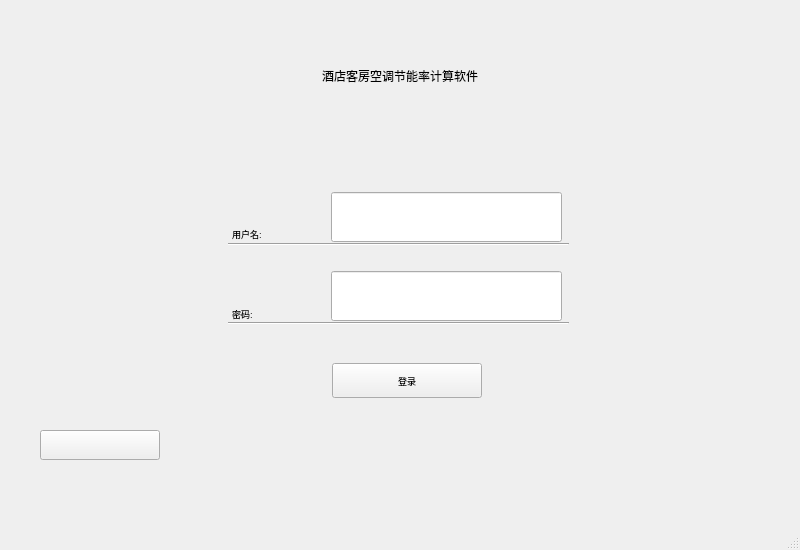
This is ui/loginwindow.ui in HiddenSnail/EnergyPlusProject as Qt 5 draws it before an edit. The edited form follows.
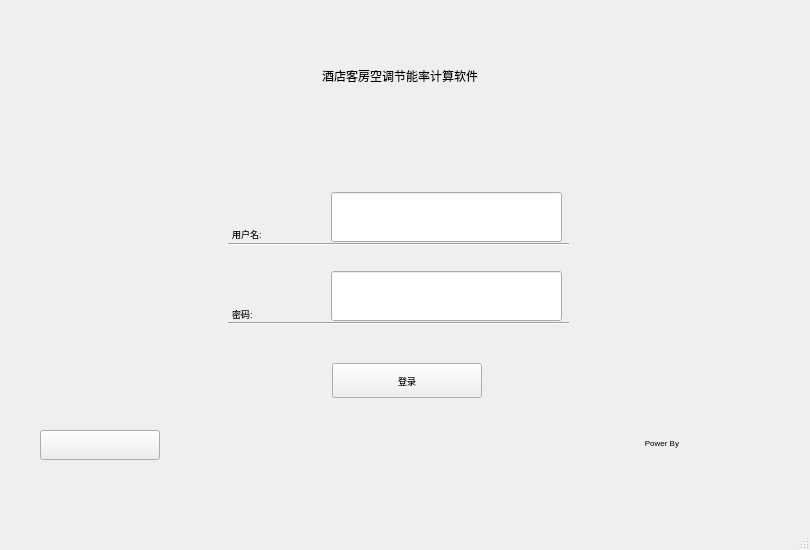
This is the edited form. Icons and pictures are not drawn.

Diff of the .ui file:
```diff
--- a/ui/loginwindow.ui
+++ b/ui/loginwindow.ui
@@ -6,19 +6,19 @@
    <rect>
     <x>0</x>
     <y>0</y>
-    <width>800</width>
+    <width>810</width>
     <height>550</height>
    </rect>
   </property>
   <property name="minimumSize">
    <size>
-    <width>800</width>
+    <width>810</width>
     <height>550</height>
    </size>
   </property>
   <property name="maximumSize">
    <size>
-    <width>800</width>
+    <width>810</width>
     <height>550</height>
    </size>
   </property>
@@ -200,6 +200,52 @@
      <string/>
     </property>
    </widget>
+   <widget class="QLabel" name="lab_plus">
+    <property name="geometry">
+     <rect>
+      <x>690</x>
+      <y>410</y>
+      <width>81</width>
+      <height>61</height>
+     </rect>
+    </property>
+    <property name="toolTip">
+     <string>&lt;html&gt;&lt;head/&gt;&lt;body&gt;&lt;p&gt;EnergyPlus是由美国能源部出资，由美国可再生能源能源实验室及多个能源部国家实验室，研究机构和公司共同开发的一款全楼宇用能模拟软件；可供使用者进行建筑能耗和用水模拟。&lt;/p&gt;&lt;/body&gt;&lt;/html&gt;</string>
+    </property>
+    <property name="whatsThis">
+     <string>EnergyPlus是由美国能源部出资，由美国可再生能源能源实验室及多个能源部国家实验室，研究机构和公司共同开发的一款全楼宇用能模拟软件；可供使用者进行建筑能耗和用水模拟。</string>
+    </property>
+    <property name="text">
+     <string/>
+    </property>
+    <property name="pixmap">
+     <pixmap resource="../res.qrc">:/res/icons/ep.png</pixmap>
+    </property>
+    <property name="scaledContents">
+     <bool>true</bool>
+    </property>
+   </widget>
+   <widget class="QLabel" name="lab_pb">
+    <property name="geometry">
+     <rect>
+      <x>598</x>
+      <y>422</y>
+      <width>81</width>
+      <height>41</height>
+     </rect>
+    </property>
+    <property name="font">
+     <font>
+      <pointsize>6</pointsize>
+     </font>
+    </property>
+    <property name="text">
+     <string>Power By</string>
+    </property>
+    <property name="alignment">
+     <set>Qt::AlignRight|Qt::AlignTrailing|Qt::AlignVCenter</set>
+    </property>
+   </widget>
   </widget>
   <widget class="QMenuBar" name="menubar">
    <property name="geometry">
```
Left out of the diff: 6 changed lines with no effect on the pictures.
